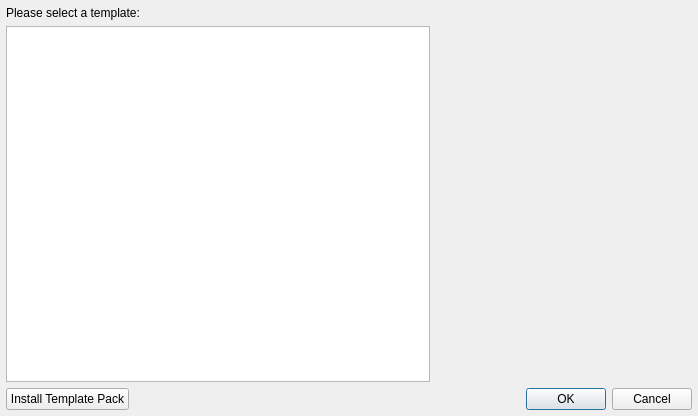
First picture: the form in ui/template_dialog.ui, repository kipr/kiss, before the edit.
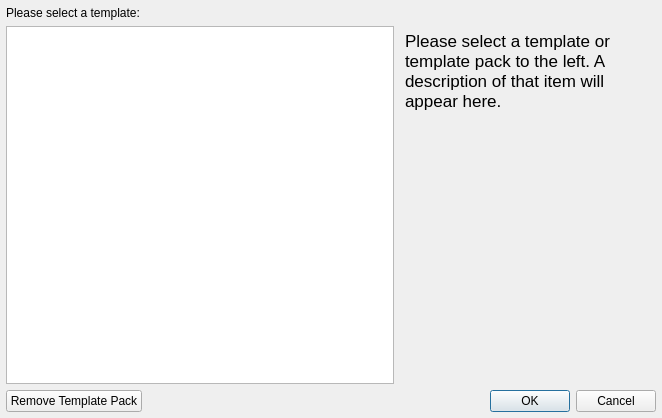
Second picture: the form after the edit. Icons and pictures are not drawn.

```diff
--- a/ui/template_dialog.ui
+++ b/ui/template_dialog.ui
@@ -6,22 +6,24 @@
    <rect>
     <x>0</x>
     <y>0</y>
-    <width>698</width>
-    <height>416</height>
+    <width>662</width>
+    <height>418</height>
    </rect>
   </property>
+  <property name="minimumSize">
+   <size>
+    <width>650</width>
+    <height>410</height>
+   </size>
+  </property>
   <property name="windowTitle">
    <string>Templates</string>
   </property>
-  <layout class="QVBoxLayout" name="verticalLayout_2">
+  <layout class="QVBoxLayout" name="verticalLayout">
    <property name="margin">
     <number>6</number>
    </property>
    <item>
-    <layout class="QHBoxLayout" name="horizontalLayout_3" stretch="1,0">
-     <item>
-      <layout class="QVBoxLayout" name="verticalLayout">
-       <item>
         <layout class="QHBoxLayout" name="horizontalLayout_2" stretch="1,0">
          <item>
           <widget class="QLabel" name="label_2">
@@ -61,19 +63,26 @@
         </layout>
        </item>
        <item>
+    <layout class="QHBoxLayout" name="horizontalLayout_3" stretch="1,0">
+     <item>
         <widget class="QTreeView" name="templates">
          <property name="headerHidden">
           <bool>true</bool>
          </property>
         </widget>
        </item>
-      </layout>
-     </item>
      <item>
       <widget class="QTextBrowser" name="description">
        <property name="styleSheet">
         <string notr="true">background: rgba(255, 255, 255, 0);</string>
        </property>
+       <property name="html">
+        <string>&lt;!DOCTYPE HTML PUBLIC &quot;-//W3C//DTD HTML 4.0//EN&quot; &quot;http://www.w3.org/TR/REC-html40/strict.dtd&quot;&gt;
+&lt;html&gt;&lt;head&gt;&lt;meta name=&quot;qrichtext&quot; content=&quot;1&quot; /&gt;&lt;style type=&quot;text/css&quot;&gt;
+p, li { white-space: pre-wrap; }
+&lt;/style&gt;&lt;/head&gt;&lt;body style=&quot; font-family:'Lucida Grande'; font-size:13pt; font-weight:400; font-style:normal;&quot;&gt;
+&lt;p style=&quot; margin-top:0px; margin-bottom:0px; margin-left:0px; margin-right:0px; -qt-block-indent:0; text-indent:0px;&quot;&gt;Please select a template or template pack to the left. A description of that item will appear here.&lt;/p&gt;&lt;/body&gt;&lt;/html&gt;</string>
+       </property>
       </widget>
      </item>
     </layout>
@@ -83,7 +92,7 @@
      <item>
       <widget class="QPushButton" name="installPack">
        <property name="text">
-        <string>Install Template Pack</string>
+        <string>Remove Template Pack</string>
        </property>
       </widget>
      </item>
```
Left out of the diff: 4 changed lines with no effect on the pictures. Lines whose indentation alone changed are shown as unchanged.
